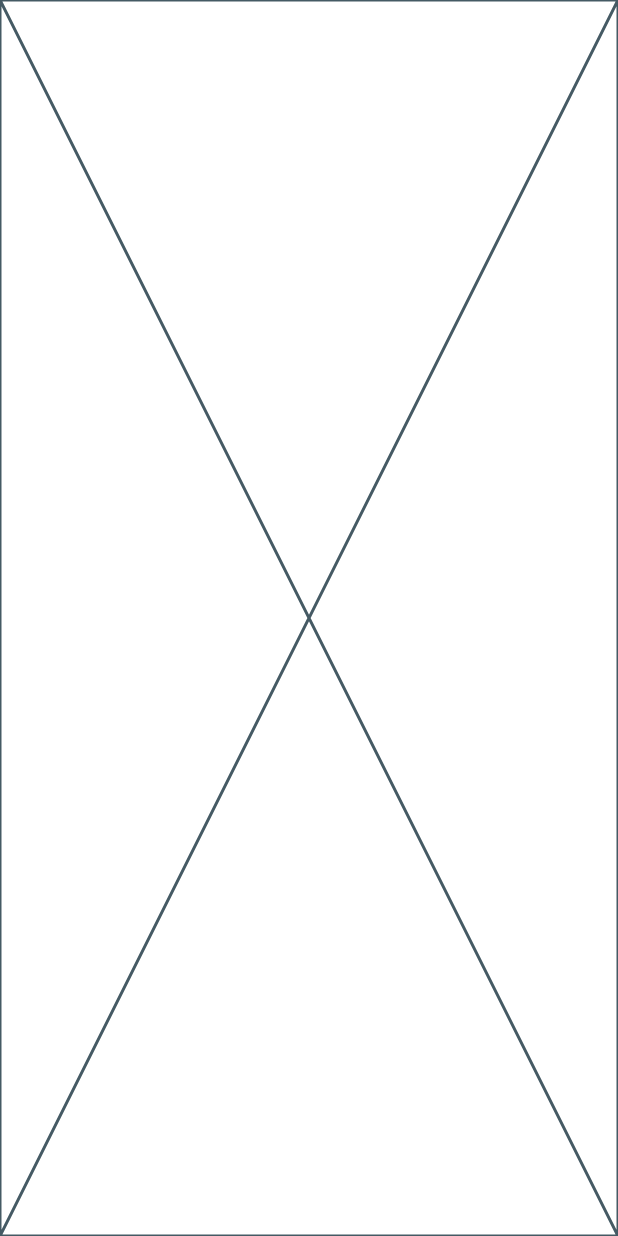
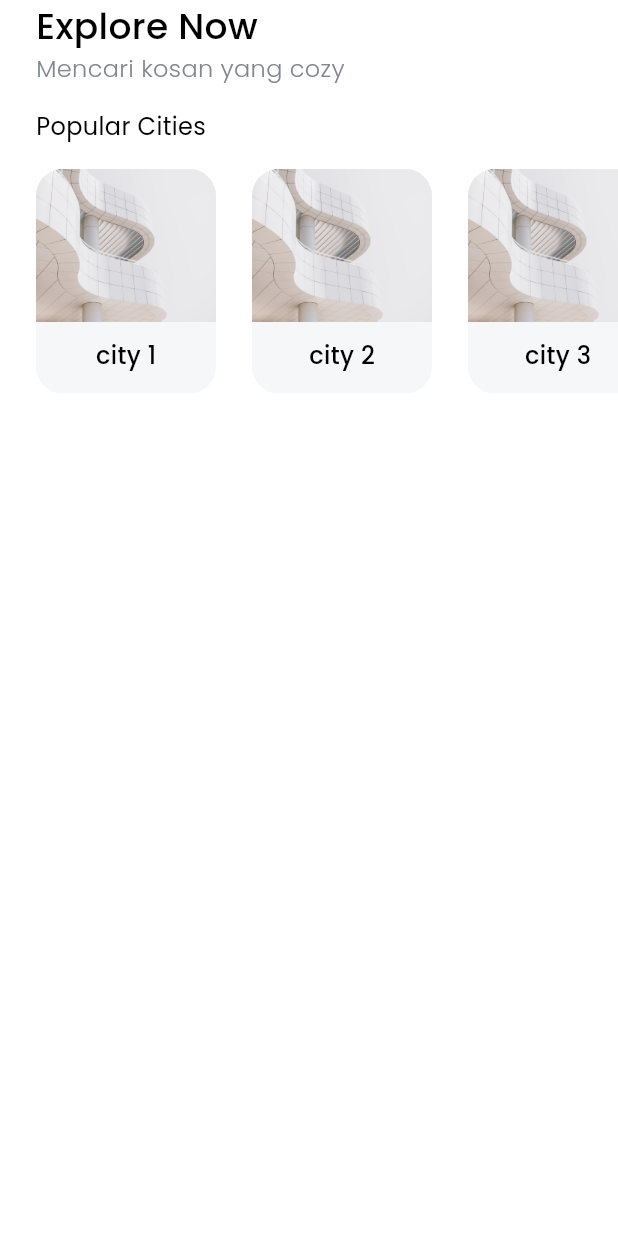
Before and after one commit to AsakaLynux/cozy_house_app, a Flutter app: the SplashScreen screen opened by its route, after a tap on "Explore Now", on a phone screen of 412 x 824 dp. Run offline on Flutter 3.47's test engine with Material 3 defaults, Android fonts, the phone set to English and light mode, and no system bars; our stand-ins replace go_router, google_fonts.

Commit message:
Done Make popular cities widget in home screen

```diff
--- a/lib/routing/router.dart
+++ b/lib/routing/router.dart
@@ -8,7 +8,7 @@ import '../view/wallet/widgets/wallet_screen.dart';
 import 'routes.dart';
 
 GoRouter router() => GoRouter(
-      initialLocation: Routes.splash,
+      initialLocation: Routes.home,
       debugLogDiagnostics: true,
       routes: [
         GoRoute(
--- a/lib/view/core/themes/colors.dart
+++ b/lib/view/core/themes/colors.dart
@@ -5,3 +5,4 @@ Color orangeColor = const Color(0xffFF9376);
 Color blackColor = const Color(0xff000000);
 Color whiteColor = const Color(0xffffffff);
 Color greyColor = const Color(0xff82868E);
+Color cardBackgroundColor = const Color(0xffF6F7F8);
--- a/lib/view/core/themes/dimens.dart
+++ b/lib/view/core/themes/dimens.dart
@@ -38,8 +38,8 @@ abstract final class Dimens {
       };
 }
 
-// Desktop dimensions
-final class _DimensDesktop extends Dimens {
+// Mobile dimensions
+final class _DimensMobile extends Dimens {
   @override
   final double paddingScreenHorizontal = Dimens.paddingHorizontal;
 
@@ -58,11 +58,11 @@ final class _DimensDesktop extends Dimens {
   @override
   final double tileImageHeight = 110.0;
 
-  const _DimensDesktop();
+  const _DimensMobile();
 }
 
-// Mobile dimensions
-final class _DimensMobile extends Dimens {
+// Desktop dimensions
+final class _DimensDesktop extends Dimens {
   @override
   final double paddingScreenHorizontal = 48.0;
 
@@ -81,5 +81,5 @@ final class _DimensMobile extends Dimens {
   @override
   final double tileImageHeight = 110.0;
 
-  const _DimensMobile();
+  const _DimensDesktop();
 }
--- /dev/null
+++ b/lib/view/core/ui/popular_card.dart
@@ -0,0 +1,42 @@
+import 'package:flutter/material.dart';
+
+import '../themes/colors.dart';
+import '../themes/dimens.dart';
+import '../themes/fonts.dart';
+
+class PopularCard extends StatelessWidget {
+  final String imageUrl;
+  final String cityName;
+  const PopularCard({
+    super.key,
+    required this.imageUrl,
+    required this.cityName,
+  });
+
+  @override
+  Widget build(BuildContext context) {
+    return ClipRRect(
+      borderRadius: BorderRadius.circular(18),
+      child: Container(
+        width: Dimens.of(context).cardImageWidth,
+        height: Dimens.of(context).cardImageHeight,
+        color: cardBackgroundColor,
+        child: Column(
+          children: [
+            Image.asset(
+              imageUrl,
+              fit: BoxFit.cover,
+            ),
+            const SizedBox(height: 11),
+            Text(
+              cityName,
+              style: blackTextStyle.copyWith(
+                fontSize: 16,
+              ),
+            ),
+          ],
+        ),
+      ),
+    );
+  }
+}
--- a/lib/view/home/widgets/home_screen.dart
+++ b/lib/view/home/widgets/home_screen.dart
@@ -1,10 +1,88 @@
+import 'package:cozy_house_app/view/core/themes/fonts.dart';
 import 'package:flutter/material.dart';
+
+import '../../core/themes/colors.dart';
+import '../../core/themes/dimens.dart';
+import '../../core/ui/popular_card.dart';
 
 class HomeScreen extends StatelessWidget {
   const HomeScreen({super.key});
 
   @override
   Widget build(BuildContext context) {
-    return const Placeholder();
+    Widget headerHome() {
+      return Container(
+        margin: EdgeInsets.symmetric(horizontal: Dimens.paddingHorizontal),
+        child: Column(
+          crossAxisAlignment: CrossAxisAlignment.start,
+          children: [
+            Text(
+              "Explore Now",
+              style: blackTextStyle.copyWith(fontSize: 24),
+            ),
+            Text(
+              "Mencari kosan yang cozy",
+              style: greyTextStyle.copyWith(fontSize: 16),
+            ),
+          ],
+        ),
+      );
+    }
+
+    Widget popularCities() {
+      return Container(
+        height: 190,
+        margin: EdgeInsets.symmetric(vertical: Dimens.paddingVertical),
+        child: Column(
+          crossAxisAlignment: CrossAxisAlignment.start,
+          children: [
+            Padding(
+              padding: EdgeInsets.only(left: Dimens.paddingHorizontal),
+              child: Text(
+                "Popular Cities",
+                style: blackTextStyle.copyWith(
+                    fontSize: 16, fontWeight: FontWeight.normal),
+              ),
+            ),
+            const SizedBox(height: 16),
+            Expanded(
+              child: ListView.builder(
+                itemCount: 10,
+                physics: BouncingScrollPhysics(),
+                scrollDirection: Axis.horizontal,
+                itemBuilder: (context, index) {
+                  return Row(
+                    children: [
+                      const SizedBox(width: 24),
+                      PopularCard(
+                        imageUrl: "assets/city1.png",
+                        cityName: "city ${index + 1}",
+                      ),
+                    ],
+                  );
+                },
+              ),
+            ),
+          ],
+        ),
+      );
+    }
+
+    return Scaffold(
+      backgroundColor: whiteColor,
+      body: SingleChildScrollView(
+        physics: BouncingScrollPhysics(),
+        scrollDirection: Axis.vertical,
+        child: SafeArea(
+          child: Column(
+            crossAxisAlignment: CrossAxisAlignment.start,
+            children: [
+              headerHome(),
+              popularCities(),
+            ],
+          ),
+        ),
+      ),
+    );
   }
 }
--- a/lib/view/splash/widgets/splash_screen.dart
+++ b/lib/view/splash/widgets/splash_screen.dart
@@ -13,7 +13,8 @@ class SplashScreen extends StatelessWidget {
   Widget build(BuildContext context) {
     return Scaffold(
       backgroundColor: whiteColor,
-      body: Stack(
+      body: SafeArea(
+        child: Stack(
           children: [
             Container(
               padding: EdgeInsets.symmetric(
@@ -59,13 +60,13 @@ class SplashScreen extends StatelessWidget {
             Align(
               alignment: Alignment.bottomCenter,
               child: SizedBox(
-              width: 465,
-              height: 433,
+                width: double.infinity,
                 child: Image.asset("assets/splash_image.png"),
               ),
             )
           ],
         ),
+      ),
     );
   }
 }
--- a/note.txt
+++ b/note.txt
@@ -1,6 +1,5 @@
 
 - Development
-
 
 
 
@@ -18,4 +17,5 @@
 
 
 - Done
+    - Make popular cities widget in home screen
     - Develop splash screen
```
Lines whose indentation alone changed are shown as unchanged.
